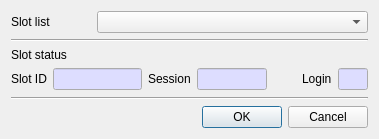
Above: CryptokiMan/close_session_dlg.ui from jykim74/CryptokiMan before the change. Below: the same form after it.
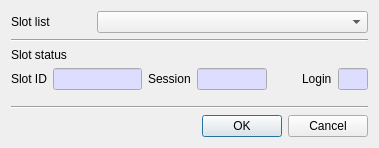
That is the form after the change.

```diff
--- a/CryptokiMan/close_session_dlg.ui
+++ b/CryptokiMan/close_session_dlg.ui
@@ -7,7 +7,7 @@
     <x>0</x>
     <y>0</y>
     <width>379</width>
-    <height>139</height>
+    <height>148</height>
    </rect>
   </property>
   <property name="windowTitle">
```
